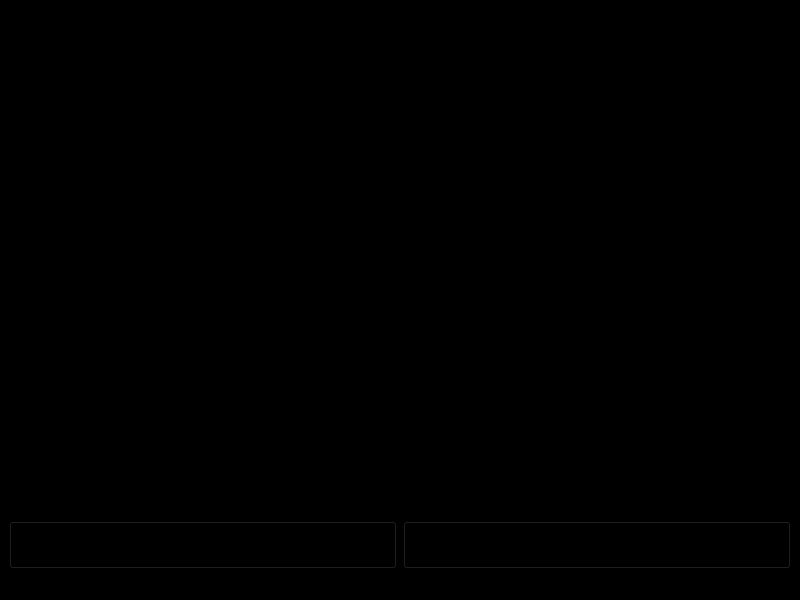
acmpesuecc/GrowPal, file transaction_upi.ui: the form before one commit.
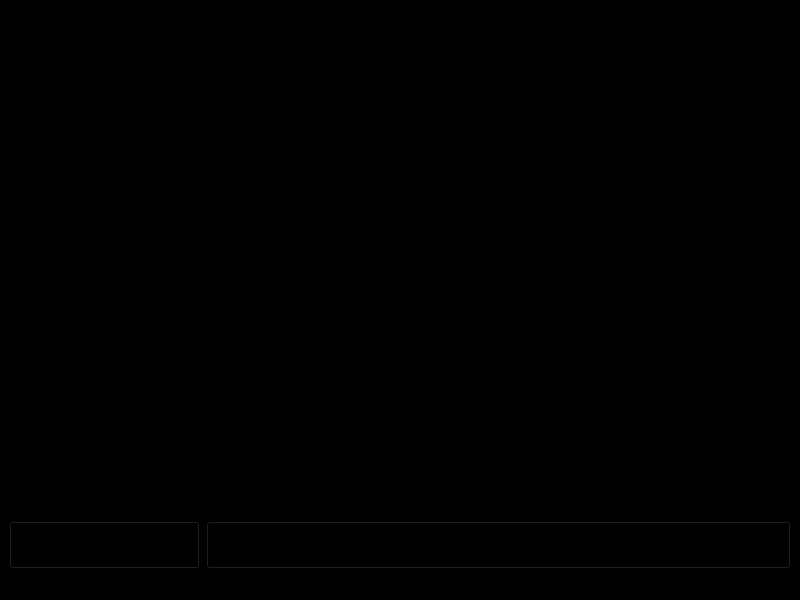
The form after the commit. Icons and pictures are not drawn.

```diff
--- a/transaction_upi.ui
+++ b/transaction_upi.ui
@@ -18,21 +18,41 @@
   </property>
   <widget class="QWidget" name="centralwidget">
    <layout class="QGridLayout" name="gridLayout">
-    <item row="0" column="0" colspan="2">
+    <item row="2" column="1" colspan="3">
+     <widget class="QPushButton" name="pushButton_pay">
+      <property name="font">
+       <font>
+        <pointsize>26</pointsize>
+        <weight>75</weight>
+        <bold>true</bold>
+       </font>
+      </property>
+      <property name="styleSheet">
+       <string notr="true"/>
+      </property>
+      <property name="text">
+       <string>Pay</string>
+      </property>
+     </widget>
+    </item>
+    <item row="0" column="0">
      <widget class="QLabel" name="label">
       <property name="font">
        <font>
-        <pointsize>48</pointsize>
+        <pointsize>36</pointsize>
         <weight>75</weight>
         <bold>true</bold>
        </font>
       </property>
       <property name="text">
-       <string>UPI </string>
+       <string>UPI </string>
+      </property>
+      <property name="alignment">
+       <set>Qt::AlignRight|Qt::AlignTrailing|Qt::AlignVCenter</set>
       </property>
      </widget>
     </item>
-    <item row="1" column="0" colspan="2">
+    <item row="1" column="0" colspan="4">
      <layout class="QFormLayout" name="formLayout">
       <item row="0" column="0">
        <widget class="QLabel" name="label_2">
@@ -103,20 +123,13 @@
       </property>
      </widget>
     </item>
-    <item row="2" column="1">
-     <widget class="QPushButton" name="pushButton_pay">
-      <property name="font">
-       <font>
-        <pointsize>26</pointsize>
-        <weight>75</weight>
-        <bold>true</bold>
-       </font>
-      </property>
-      <property name="styleSheet">
-       <string notr="true"/>
-      </property>
+    <item row="0" column="1">
+     <widget class="QLabel" name="label_3">
       <property name="text">
-       <string>Pay</string>
+       <string/>
+      </property>
+      <property name="pixmap">
+       <pixmap>upi.svg</pixmap>
       </property>
      </widget>
     </item>
```
Left out of the diff: 1 changed line with no effect on the pictures.
